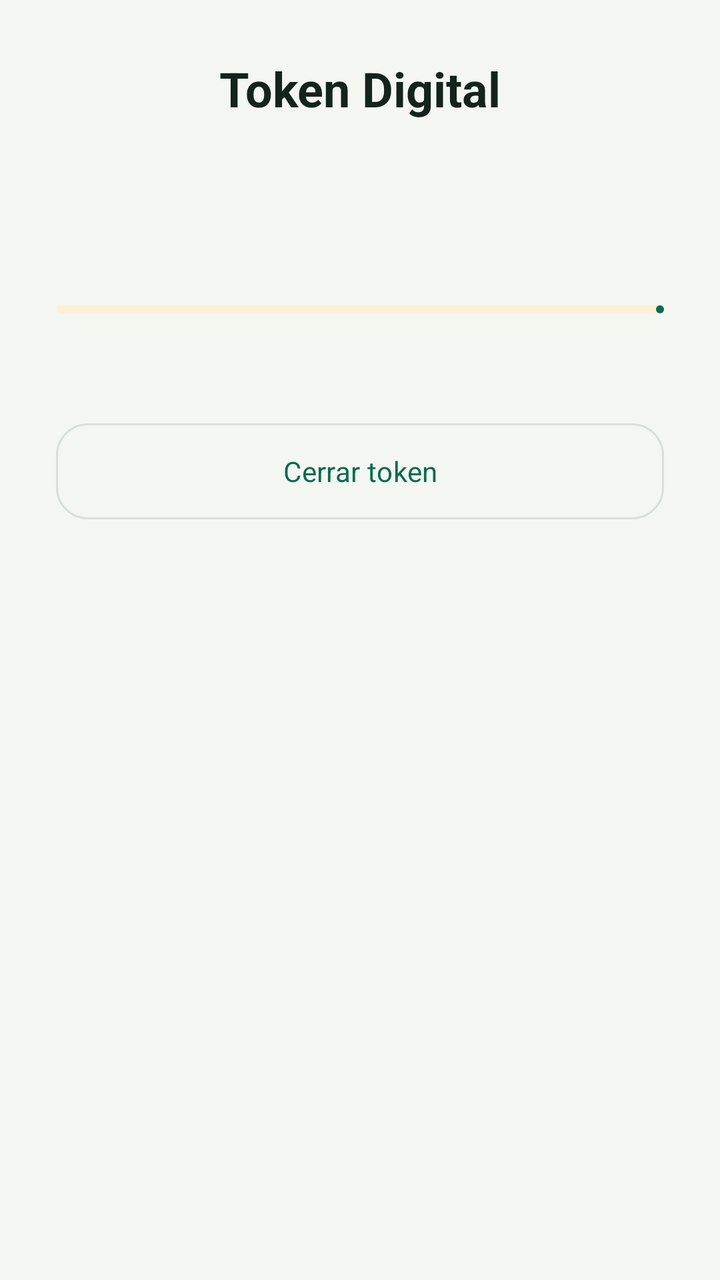
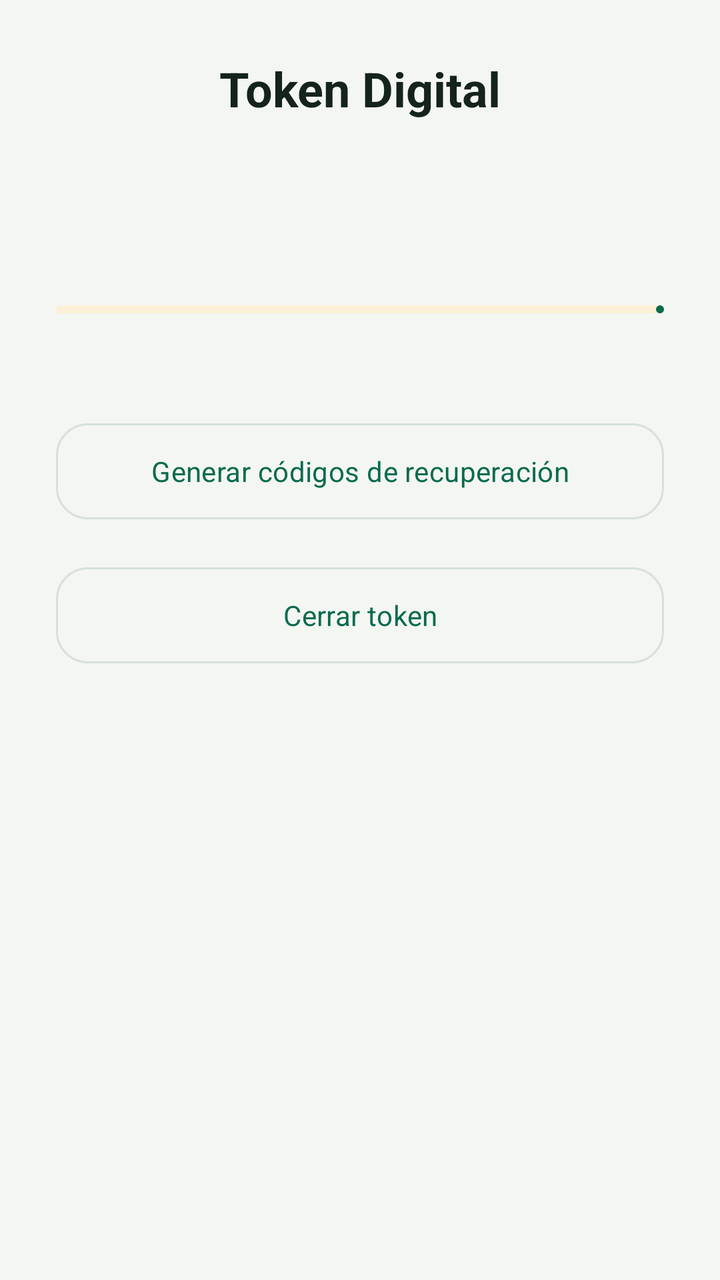

An Android layout rendered at two revisions. The XML below is the earlier revision; the diff shows what the commit changed to produce the second picture.
<!-- AndroidManifest.xml: application theme Theme.MESADEPARTES -->
<!-- res/layout/sheet_token.xml -->
<?xml version="1.0" encoding="utf-8"?>
<LinearLayout xmlns:android="http://schemas.android.com/apk/res/android"
    android:layout_width="match_parent" android:layout_height="wrap_content"
    android:orientation="vertical" android:gravity="center_horizontal" android:padding="28dp">
    <TextView android:layout_width="match_parent" android:layout_height="wrap_content"
        android:text="@string/token_inferior" android:textSize="24sp" android:textStyle="bold"
        android:textColor="@color/texto_principal" android:gravity="center"/>
    <TextView android:id="@+id/tvCodigoInferior" android:layout_width="match_parent"
        android:layout_height="wrap_content" android:layout_marginTop="20dp"
        android:textSize="42sp" android:fontFamily="monospace" android:textStyle="bold"
        android:gravity="center" android:textColor="@color/texto_principal"
        android:importantForAutofill="no" android:saveEnabled="false"/>
    <com.google.android.material.progressindicator.LinearProgressIndicator
        android:id="@+id/progresoTokenInferior" android:layout_width="match_parent"
        android:layout_height="wrap_content" android:layout_marginTop="16dp" android:max="30"/>
    <TextView android:id="@+id/tvTiempoInferior" android:layout_width="match_parent"
        android:layout_height="wrap_content" android:gravity="center" android:layout_marginTop="16dp"
        android:textColor="@color/texto_secundario" android:textSize="14sp"/>
    <com.google.android.material.button.MaterialButton android:id="@+id/btnVerificarInferior"
        android:layout_width="match_parent" android:layout_height="wrap_content"
        android:layout_marginTop="20dp" android:visibility="gone" android:text="@string/token_abrir_verificacion"/>
    <com.google.android.material.button.MaterialButton android:id="@+id/btnCerrarToken"
        style="@style/Widget.MESADEPARTES.Button.Outlined"
        android:layout_width="match_parent" android:layout_height="wrap_content"
        android:layout_marginTop="16dp" android:text="@string/token_cerrar"/>
</LinearLayout>
<!-- resources referenced by this layout -->
<resources>
  <color name="texto_principal">#14231C</color>
  <color name="texto_secundario">#526159</color>
  <string name="token_abrir_verificacion">Abrir verificación</string>
  <string name="token_cerrar">Cerrar token</string>
  <string name="token_inferior">Token Digital</string>
  <style name="Widget.MESADEPARTES.Button.Outlined" parent="Widget.Material3.Button.OutlinedButton">
          <item name="cornerRadius">16dp</item>
          <item name="android:minHeight">56dp</item>
          <item name="android:textAllCaps">false</item>
          <item name="strokeColor">@color/borde_suave</item>
      </style>
  <style name="Theme.MESADEPARTES" parent="Base.Theme.MESADEPARTES" />
  <color name="borde_suave">#D5E1D8</color>
  <style name="Base.Theme.MESADEPARTES" parent="Theme.Material3.DayNight.NoActionBar">
          <item name="colorPrimary">@color/verde_pnp</item>
          <item name="colorOnPrimary">@color/sobre_primario</item>
          <item name="colorPrimaryContainer">@color/verde_suave</item>
          <item name="colorOnPrimaryContainer">@color/verde_oscuro</item>
          <item name="colorSecondary">@color/dorado</item>
          <item name="colorOnSecondary">@color/white</item>
          <item name="colorSecondaryContainer">@color/dorado_suave</item>
          <item name="colorOnSecondaryContainer">@color/texto_principal</item>
          <item name="colorSurface">@color/fondo_app</item>
          <item name="colorOnSurface">@color/texto_principal</item>
          <item name="colorSurfaceVariant">@color/superficie_elevada</item>
          <item name="colorOnSurfaceVariant">@color/texto_secundario</item>
          <item name="colorOutline">@color/borde_suave</item>
          <item name="android:colorAccent">@color/verde_pnp</item>
          <item name="android:fontFamily">sans-serif</item>
          <item name="android:windowBackground">@color/fondo_app</item>
          <item name="android:navigationBarColor">@color/fondo_app</item>
          <item name="android:statusBarColor">@android:color/transparent</item>
          <item name="android:windowLightStatusBar">false</item>
          <item name="materialButtonStyle">@style/Widget.MESADEPARTES.Button</item>
          <item name="textInputStyle">@style/Widget.MESADEPARTES.TextInput</item>
          <item name="materialCardViewStyle">@style/Widget.MESADEPARTES.Card</item>
      </style>
  <color name="verde_pnp">#096B4E</color>
  <color name="sobre_primario">#FFFFFF</color>
  <color name="verde_suave">#DDF3EA</color>
  <color name="verde_oscuro">#063D2F</color>
  <color name="dorado">#9D7228</color>
  <color name="white">#FFFFFFFF</color>
  <color name="dorado_suave">#FBF0D7</color>
  <color name="fondo_app">#F4F6F2</color>
  <color name="superficie_elevada">#F8FAF5</color>
  <style name="Widget.MESADEPARTES.Button" parent="Widget.Material3.Button">
          <item name="cornerRadius">16dp</item>
          <item name="android:minHeight">56dp</item>
          <item name="android:textAllCaps">false</item>
          <item name="android:letterSpacing">0.01</item>
      </style>
  <style name="Widget.MESADEPARTES.TextInput" parent="Widget.Material3.TextInputLayout.OutlinedBox">
          <item name="boxCornerRadiusTopStart">16dp</item>
          <item name="boxCornerRadiusTopEnd">16dp</item>
          <item name="boxCornerRadiusBottomStart">16dp</item>
          <item name="boxCornerRadiusBottomEnd">16dp</item>
          <item name="boxStrokeColor">@color/borde_campo</item>
          <item name="hintTextColor">@color/texto_secundario</item>
      </style>
  <style name="Widget.MESADEPARTES.Card" parent="Widget.Material3.CardView.Elevated">
          <item name="cardCornerRadius">24dp</item>
          <item name="cardBackgroundColor">@color/superficie_tarjeta</item>
          <item name="cardElevation">2dp</item>
          <item name="strokeColor">@color/borde_suave</item>
          <item name="strokeWidth">1dp</item>
      </style>
  <color name="superficie_tarjeta">#FFFEFB</color>
</resources>

<!-- the commit's change to res/layout/sheet_token.xml (unified diff, before → after) -->
@@ -19,6 +19,10 @@
     <com.google.android.material.button.MaterialButton android:id="@+id/btnVerificarInferior"
         android:layout_width="match_parent" android:layout_height="wrap_content"
         android:layout_marginTop="20dp" android:visibility="gone" android:text="@string/token_abrir_verificacion"/>
+    <com.google.android.material.button.MaterialButton android:id="@+id/btnCodigosRespaldo"
+        style="@style/Widget.MESADEPARTES.Button.Outlined"
+        android:layout_width="match_parent" android:layout_height="wrap_content"
+        android:layout_marginTop="16dp" android:text="@string/recuperacion_nuevos"/>
     <com.google.android.material.button.MaterialButton android:id="@+id/btnCerrarToken"
         style="@style/Widget.MESADEPARTES.Button.Outlined"
         android:layout_width="match_parent" android:layout_height="wrap_content"
<!-- resource entries referenced after the edit -->
@@ -2,6 +2,7 @@
 <resources>
   <color name="texto_principal">#14231C</color>
   <color name="texto_secundario">#526159</color>
+  <string name="recuperacion_nuevos">Generar códigos de recuperación</string>
   <string name="token_abrir_verificacion">Abrir verificación</string>
   <string name="token_cerrar">Cerrar token</string>
   <string name="token_inferior">Token Digital</string>
